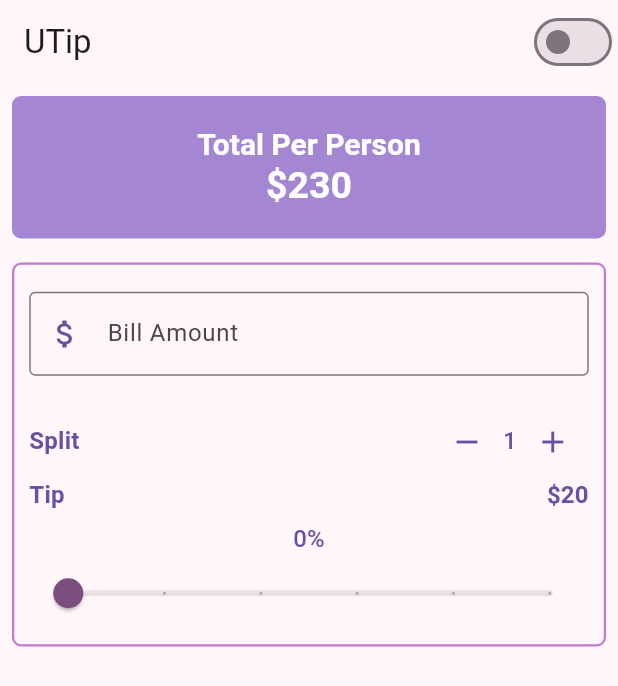
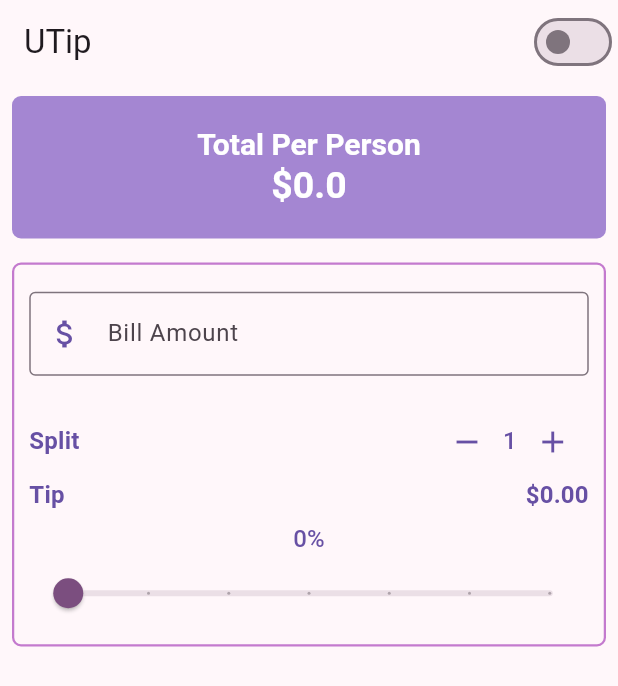
Before and after one commit to Hash001001/Flutter-UTip-Calculator, a Flutter app: the screen it shows after launch, on a phone screen of 412 x 824 dp. Shown: the top 686 px of the screen. Run offline on Flutter 3.47's test engine with Material 3 defaults, Android fonts, the phone set to English and light mode, and no system bars.

Commit message:
- Calculation logic implemented - widgets refactor

```diff
--- a/lib/home.dart
+++ b/lib/home.dart
@@ -1,4 +1,5 @@
 import 'package:flutter/material.dart';
+import 'package:flutter_tip_calculator/widgets/bill_amount.dart';
 import 'package:flutter_tip_calculator/widgets/person_counter.dart';
 import 'package:flutter_tip_calculator/widgets/tip_slider.dart';
 
@@ -16,6 +17,16 @@ class _MyHomeState extends State<MyHome> {
 
   int _personCount = 1;
   double _tipPercentage = 0.0;
+  double _billTotal = 0.0;
+  double _totalTip = 0.0;
+
+double _tipAmount(){
+  return ((_billTotal * _tipPercentage));
+}
+
+  double billPerPerson(){
+    return ((_billTotal * _tipPercentage) + (_billTotal) / _personCount);
+  }
 
   void _incrementPersonCount() {
     setState(() {
@@ -25,7 +36,7 @@ class _MyHomeState extends State<MyHome> {
 
   void _decrementPersonCount() {
     setState(() {
-      if (_personCount > 0) {
+      if (_personCount > 1) {
         _personCount--;
       }
     });
@@ -34,12 +45,15 @@ class _MyHomeState extends State<MyHome> {
   @override
   Widget build(BuildContext context) {
     var theme = Theme.of(context);
+    var billT = billPerPerson();
+    var totalT = _tipAmount();
+
+
     var style = theme.textTheme.titleLarge!.copyWith(
       color: theme.colorScheme.onPrimary,
       fontWeight: FontWeight.bold,
       fontSize: 20,
     );
-
 
     return MaterialApp(
       title: "UTip",
@@ -78,7 +92,7 @@ class _MyHomeState extends State<MyHome> {
                   children: [
                     Text("Total Per Person", style: style),
                     Text(
-                      "\$230",
+                      "\$${billT.toStringAsFixed(1)}",
                       style: style.copyWith(
                         fontSize: 25,
                         color: theme.colorScheme.onPrimary,
@@ -89,7 +103,9 @@ class _MyHomeState extends State<MyHome> {
               ),
             ),
 
-            Padding(
+            Expanded(
+              child: SingleChildScrollView(
+                child: Padding(
                   padding: const EdgeInsets.all(8.0),
                   child: Container(
                     decoration: BoxDecoration(
@@ -105,9 +121,17 @@ class _MyHomeState extends State<MyHome> {
                         crossAxisAlignment: CrossAxisAlignment.stretch,
                         children: [
                           SizedBox(height: 8),
-                      BillAmountField(textController: _textController, theme: theme, amount: "100", onChanged: (value) {
-
-                      },),
+                          BillAmountField(
+                            textController: _textController,
+                            theme: theme,
+                            amount: _billTotal.toString(),
+                            onChanged: (value) {
+                              print("Bill amount changed: $value");
+                              setState(() {
+                                _billTotal = double.tryParse(value) ?? 0.0;
+                              });
+                            },
+                          ),
 
                           //spaces
                           SizedBox(height: 20),
@@ -145,7 +169,7 @@ class _MyHomeState extends State<MyHome> {
                               ),
 
                               Text(
-                            "\$20",
+                                "\$${totalT.toStringAsFixed(2)}",
                                 style: theme.textTheme.titleMedium!.copyWith(
                                   color: theme.colorScheme.primary,
                                   fontWeight: FontWeight.bold,
@@ -154,25 +178,29 @@ class _MyHomeState extends State<MyHome> {
                             ],
                           ),
 
-
-SizedBox(height: 5,),
+                          SizedBox(height: 5),
 
                           //Slider for tip percentage
-
                           Center(
-                        child: Text("${(_tipPercentage * 100).toInt()}%", style: theme.textTheme.titleMedium!.copyWith(
+                            child: Text(
+                              "${(_tipPercentage * 100).toInt()}%",
+                              style: theme.textTheme.titleMedium!.copyWith(
                                 color: theme.colorScheme.primary,
-
-                              ),),
+                              ),
+                            ),
                           ),
 
-                      TipSlider(tipPercentage: _tipPercentage, onChanged: (value) {
-
+                          TipSlider(
+                            tipPercentage: _tipPercentage,
+                            onChanged: (value) {
                               setState(() {
                                 _tipPercentage = value;
                               });
-                      }),
+                            },
+                          ),
                         ],
+                      ),
+                    ),
                   ),
                 ),
               ),
@@ -183,36 +211,3 @@ SizedBox(height: 5,),
     );
   }
 }
-
-class BillAmountField extends StatelessWidget {
-  const BillAmountField({
-    super.key,
-    required TextEditingController textController,
-    required this.theme, required this.amount, this.onChanged,
-  }) : _textController = textController;
-
-  final TextEditingController _textController;
-  final ThemeData theme;
-  final String amount;
-  final ValueChanged<String>? onChanged;
-
-
-  @override
-  Widget build(BuildContext context) {
-    return TextField(
-      controller: _textController,
-      keyboardType: TextInputType.number,
-      onChanged: (value) {
-        onChanged?.call(value);
-      },
-      decoration: InputDecoration(
-        prefixIcon: Icon(
-          Icons.attach_money,
-          color: theme.colorScheme.primary,
-        ),
-        label: Text("Bill Amount"),
-        border: OutlineInputBorder(),
-      ),
-    );
-  }
-}
--- /dev/null
+++ b/lib/widgets/bill_amount.dart
@@ -0,0 +1,34 @@
+import 'package:flutter/material.dart';
+
+class BillAmountField extends StatelessWidget {
+  const BillAmountField({
+    super.key,
+    required TextEditingController textController,
+    required this.theme, required this.amount, this.onChanged,
+  }) : _textController = textController;
+
+  final TextEditingController _textController;
+  final ThemeData theme;
+  final String amount;
+  final ValueChanged<String>? onChanged;
+
+
+  @override
+  Widget build(BuildContext context) {
+    return TextField(
+      controller: _textController,
+      keyboardType: TextInputType.number,
+      onChanged: (value) {
+        onChanged?.call(value);
+      },
+      decoration: InputDecoration(
+        prefixIcon: Icon(
+          Icons.attach_money,
+          color: theme.colorScheme.primary,
+        ),
+        label: Text("Bill Amount"),
+        border: OutlineInputBorder(),
+      ),
+    );
+  }
+}
--- a/lib/widgets/tip_slider.dart
+++ b/lib/widgets/tip_slider.dart
@@ -13,7 +13,7 @@ class TipSlider extends StatelessWidget {
   @override
   Widget build(BuildContext context) {
     return Slider(
-      min: 0, max: 1, divisions: 5,
+      min: 0, max: 1, divisions: 6,
       label: ("${(_tipPercentage * 100).toInt()}%"),
       value: _tipPercentage, onChanged: onChanged,
 
```
Lines whose indentation alone changed are shown as unchanged.
